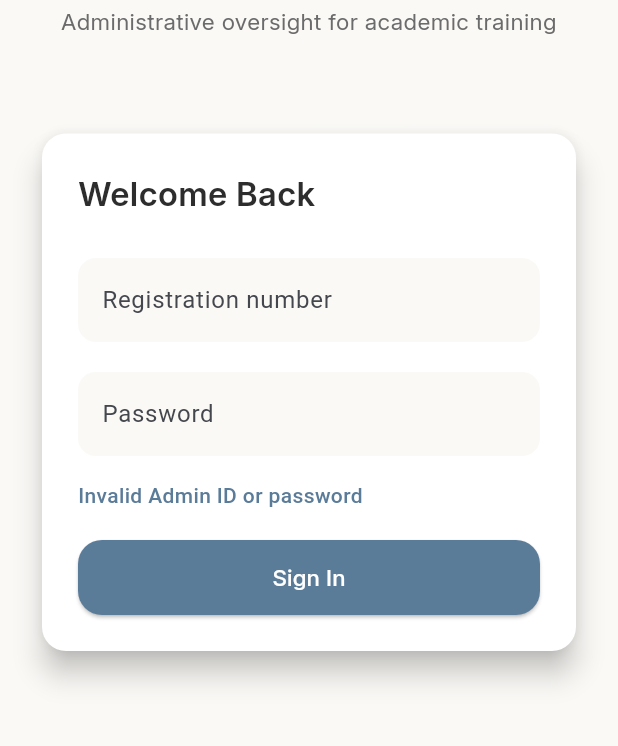
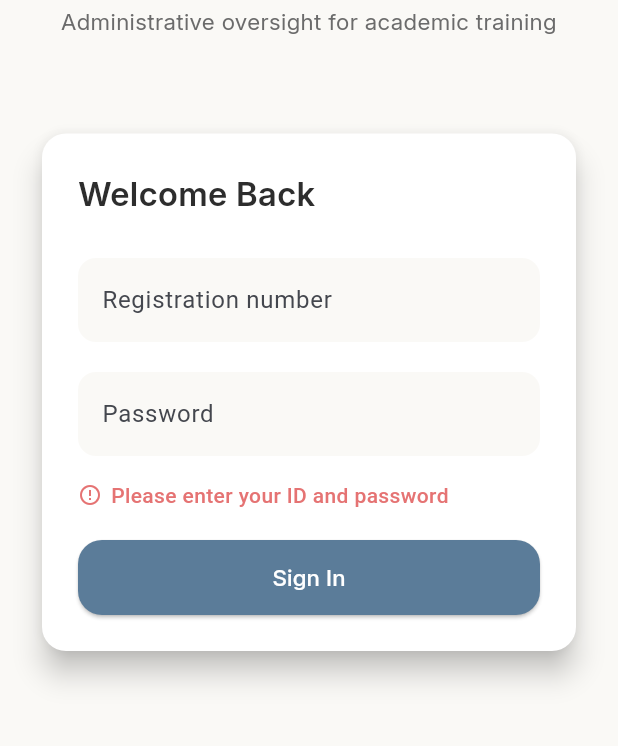
Before and after one commit to Mazen-Senary/AAST-CONNECT, a Flutter app: the screen it shows after launch, after a tap on "Sign In", on a phone screen of 412 x 824 dp, the part 309-1055 px from its top. Run offline on Flutter 3.47's test engine with Material 3 defaults, Android fonts, the phone set to English and light mode, and no system bars; our stand-ins replace cached_network_image, dio, file_picker, flutter_riverpod, lucide_icons, supabase_flutter; missing offline and left inert: dart:html; accounts and stored records are empty; network calls fail.

Commit message:
Admin final fixes

```diff
--- a/lib/Admin/data/models/application_model.dart
+++ b/lib/Admin/data/models/application_model.dart
@@ -13,6 +13,7 @@ class ApplicationModel extends Application {
     super.expanded,
     super.gpa,
     super.profileImageUrl,
+    super.companyName,
   });
 
   factory ApplicationModel.fromMap(Map<String, dynamic> map) {
@@ -30,6 +31,7 @@ class ApplicationModel extends Application {
       rejectionReason: map['rejectionreason'],
       gpa: (map['gpa'] as num?)?.toDouble(),
       profileImageUrl: map['profile_image_url'],
-      );
+      companyName: map['company_name'],
+    );
   }
 }
--- a/lib/Admin/domain/entities/application.dart
+++ b/lib/Admin/domain/entities/application.dart
@@ -10,6 +10,7 @@ class Application {
   final bool expanded;
   final double? gpa;
   final String? profileImageUrl;
+  final String? companyName;
 
   Application({
     required this.applicationId,
@@ -23,6 +24,7 @@ class Application {
     this.expanded = false,
     this.gpa,
     this.profileImageUrl,
+    this.companyName,
   });
 
   Application copyWith({
@@ -31,6 +33,7 @@ class Application {
     bool? expanded,
     double? gpa,
     String? profileImageUrl,
+    String? companyName,
   }) {
     return Application(
       applicationId: applicationId,
@@ -44,6 +47,7 @@ class Application {
       expanded: expanded ?? this.expanded,
       gpa: gpa ?? this.gpa,
       profileImageUrl: profileImageUrl ?? this.profileImageUrl,
+      companyName: companyName ?? this.companyName,
     );
   }
 }
--- a/lib/Admin/presentation/widgets/student_card.dart
+++ b/lib/Admin/presentation/widgets/student_card.dart
@@ -205,7 +205,7 @@ class StudentCard extends StatelessWidget {
               _labeledRow(Icons.star, 'Skills', student.skills!, isDark),
             if (student.bio != null)
               _labeledRow(Icons.info_outline, 'Bio', student.bio!, isDark),
-
+/*
             if (student.profileImageUrl != null)
               Padding(
                 padding: const EdgeInsets.only(top: 12),
@@ -218,7 +218,7 @@ class StudentCard extends StatelessWidget {
                     fit: BoxFit.cover,
                   ),
                 ),
-              ),
+              ),*/
           ],
 
           // ACTION
--- a/lib/signIn.dart
+++ b/lib/signIn.dart
@@ -18,6 +18,7 @@ class _SignInScreenState extends State<SignInScreen> {
   final TextEditingController _registrationController = TextEditingController();
   final TextEditingController _passwordController = TextEditingController();
   String _loginMessage = '';
+  bool _isLoading = false;
 
   final supabase = Supabase.instance.client;
 
@@ -25,14 +26,25 @@ class _SignInScreenState extends State<SignInScreen> {
   final collegeId = _registrationController.text.trim();
   final password = _passwordController.text.trim();
 
-  if (collegeId.isEmpty || password.isEmpty) {
-    setState(() => _loginMessage = 'Invalid Admin ID or password');
+  if (collegeId.isEmpty && password.isEmpty) {
+    setState(() => _loginMessage = 'Please enter your ID and password');
+    return;
+  }
+  if (collegeId.isEmpty) {
+    setState(() => _loginMessage = 'Please enter your registration number');
+    return;
+  }
+  if (password.isEmpty) {
+    setState(() => _loginMessage = 'Please enter your password');
     return;
   }
 
+  setState(() {
+    _isLoading = true;
+    _loginMessage = '';
+  });
+
   try {
-    print('collegeId=[$collegeId]');
-print('password=[$password]');
     final result = await supabase.rpc(
       'signin_admin',
       params: {
@@ -40,7 +52,6 @@ print('password=[$password]');
         'input_password': password,
       },
     );
-    print('RPC RESULT = $result');
 
     final admins = List<Map<String, dynamic>>.from(result);
 
@@ -51,12 +62,7 @@ print('password=[$password]');
 
     final adminId = admins.first['adminid'] as int;
 
-    AuthSession.set(
-  collegeId,
-  'ADMIN',
-  password,
-  '',
-);
+    AuthSession.set(collegeId, 'ADMIN', password, '');
 
     if (!mounted) return;
 
@@ -69,9 +75,13 @@ print('password=[$password]');
         ),
       ),
     );
+  } on PostgrestException catch (e) {
+    setState(() => _loginMessage = 'Database error: ${e.message}');
   } catch (e) {
+    setState(() => _loginMessage = 'Something went wrong. Please try again.');
     debugPrint('SIGN IN ERROR: $e');
-    setState(() => _loginMessage = 'Invalid Admin ID or password');
+  } finally {
+    if (mounted) setState(() => _isLoading = false);
   }
 }
 
@@ -182,15 +192,35 @@ print('password=[$password]');
                           ),
                         ),
                       ),
-
-                      if (_loginMessage.isNotEmpty) ...[
+if (_isLoading) ...[
   const SizedBox(height: 16),
+  const Row(
+    children: [
+      SizedBox(
+        width: 14,
+        height: 14,
+        child: CircularProgressIndicator(strokeWidth: 2, color: Color(0xFF5B7C99)),
+      ),
+      SizedBox(width: 8),
       Text(
+        'Checking admin ID...',
+        style: TextStyle(color: Color(0xFF5B7C99), fontWeight: FontWeight.w500),
+      ),
+    ],
+  ),
+] else if (_loginMessage.isNotEmpty) ...[
+  const SizedBox(height: 16),
+  Row(
+    children: [
+      const Icon(Icons.error_outline, size: 16, color: Color(0xFFE57373)),
+      const SizedBox(width: 6),
+      Expanded(
+        child: Text(
           _loginMessage,
-                          style: const TextStyle(
-                            color: Color(0xFF5B7C99),
-                            fontWeight: FontWeight.w500,
+          style: const TextStyle(color: Color(0xFFE57373), fontWeight: FontWeight.w500),
         ),
+      ),
+    ],
   ),
 ],
                       SizedBox(height: 20),
```
Also changed, not shown: lib/Admin/data/datasources/approval_remote_datasource.dart (+18 -0 lines), lib/Admin/presentation/views/admin_dashboard.dart (+8 -1 lines), lib/Admin/presentation/views/approvals_screen.dart (+147 -54 lines), 2 other files. Lines whose indentation alone changed are shown as unchanged.
